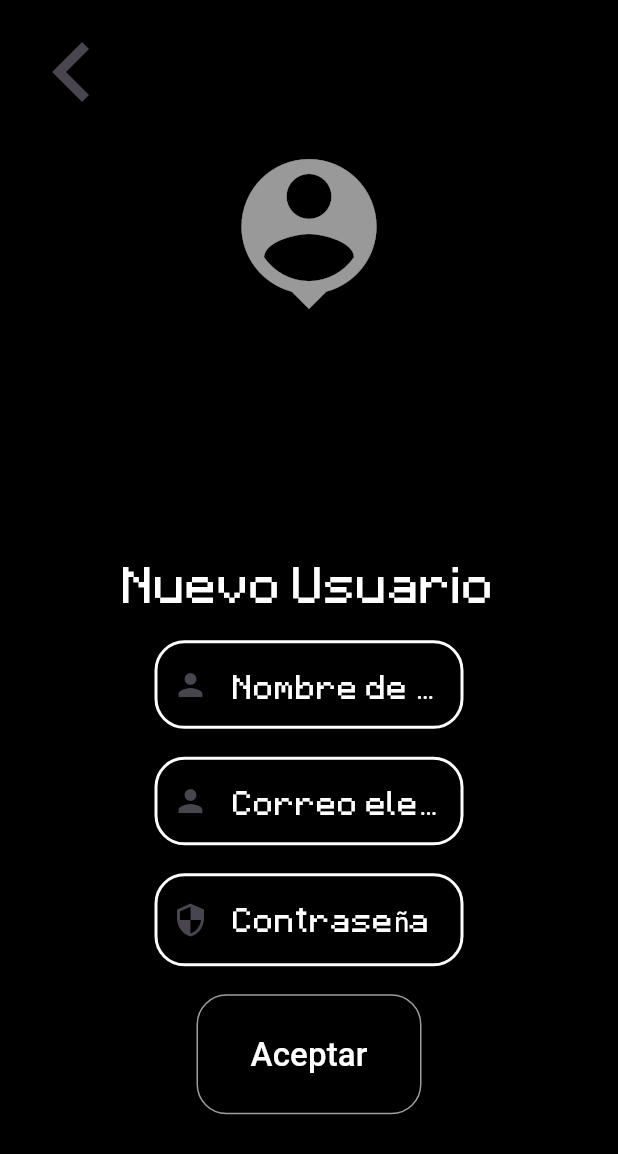
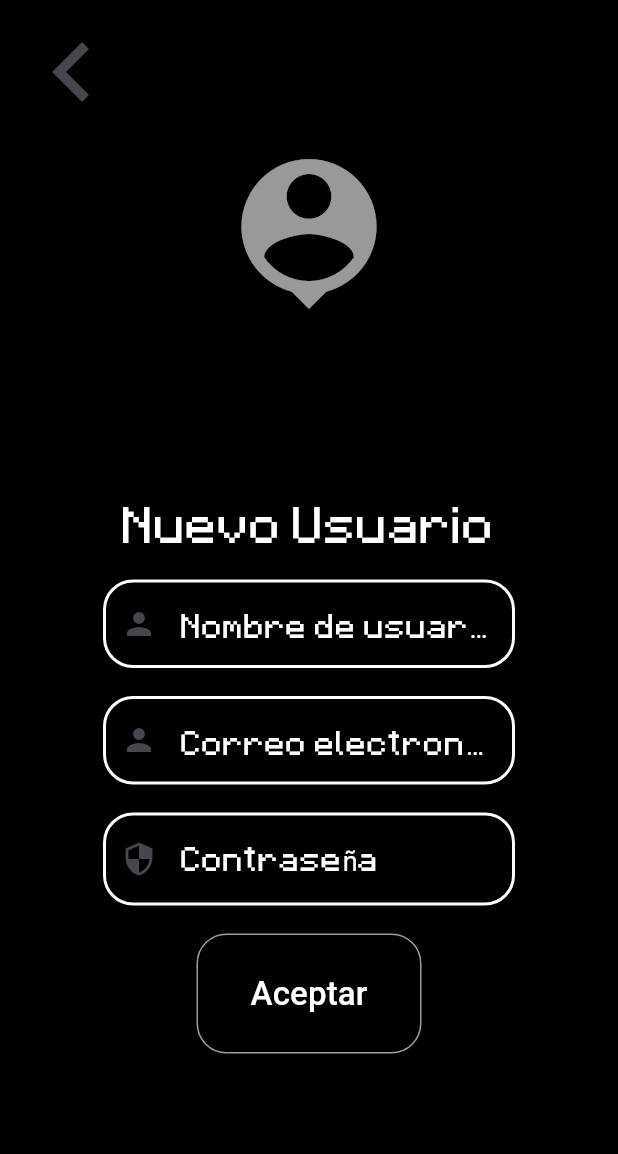
Before and after one commit to miguelotto/app-mensajeria-en-tiempo-real-practica, a Flutter app: the screen it shows after launch, after a tap on "No tienes cuenta? registrate aqui", on a phone screen of 412 x 824 dp. Shown: the top 1154 px of the screen. Run offline on Flutter 3.47's test engine with Material 3 defaults, Android fonts, the light colour scheme and no system bars; our stand-ins replace auto_size_text, supabase_flutter; accounts and stored records are empty; network calls fail.

Commit message:
the end commit

```diff
--- a/lib/main.dart
+++ b/lib/main.dart
@@ -1,3 +1,4 @@
+import 'package:flutter/cupertino.dart';
 import 'package:flutter/material.dart';
 import 'package:preguntame/pages/menu.dart';
 import 'package:preguntame/pages/newUser.dart';
@@ -5,7 +6,7 @@ import 'package:supabase_flutter/supabase_flutter.dart';
 
 /* void main() => runApp(const Login()); */
 
-void main() async {
+Future<void> main() async {
   WidgetsFlutterBinding.ensureInitialized();
 
   await Supabase.initialize(
@@ -29,10 +30,12 @@ class Login extends StatelessWidget {
   }
 }
 
+// ignore: unused_element
 final _stream = Supabase.instance.client;
 TextEditingController correo = TextEditingController();
 TextEditingController password = TextEditingController();
 
+// ignore: camel_case_types
 class login extends StatefulWidget {
   const login({super.key});
 
@@ -40,18 +43,21 @@ class login extends StatefulWidget {
   State<login> createState() => _loginState();
 }
 
+// ignore: camel_case_types
 class _loginState extends State<login> {
   bool _ispressed = false;
   @override
   Widget build(BuildContext context) {
     return Scaffold(
         backgroundColor: const Color.fromRGBO(0, 0, 0, 50),
-      body: Column(
-        children: [
+        body: ListView(
+          children: <Widget>[
+            Column(
+              children: <Widget>[
                 Container(
                   decoration: BoxDecoration(
                     borderRadius: BorderRadius.circular(20),
-              color: Color.fromRGBO(0, 0, 0, 120),
+                    color: const Color.fromRGBO(0, 0, 0, 120),
                   ),
                   width: MediaQuery.of(context).size.width,
                   height: MediaQuery.of(context).size.height / 3,
@@ -63,8 +69,8 @@ class _loginState extends State<login> {
                   )),
                 ),
                 Padding(
-            padding:
-                EdgeInsets.only(top: MediaQuery.of(context).size.height / 11),
+                  padding: EdgeInsets.only(
+                      top: MediaQuery.of(context).size.height / 26),
                   child: Container(
                     decoration: BoxDecoration(
                       borderRadius: BorderRadius.circular(20),
@@ -84,7 +90,7 @@ class _loginState extends State<login> {
                               color: Colors.white),
                         ),
                         SizedBox(
-                    width: MediaQuery.of(context).size.width / 2,
+                          width: MediaQuery.of(context).size.width / 1.50,
                           child: Expanded(
                             child: TextField(
                               controller: correo,
@@ -95,7 +101,8 @@ class _loginState extends State<login> {
                                       borderRadius: BorderRadius.circular(20),
                                       borderSide: const BorderSide(
                                           color: Colors.white, width: 2)),
-                            hintStyle: const TextStyle(color: Colors.white),
+                                  hintStyle:
+                                      const TextStyle(color: Colors.white),
                                   hintText: "Correo electronico",
                                   labelStyle: const TextStyle(
                                       fontFamily: "Minecraft", fontSize: 16),
@@ -112,7 +119,7 @@ class _loginState extends State<login> {
                           ),
                         ),
                         SizedBox(
-                    width: MediaQuery.of(context).size.width / 2,
+                          width: MediaQuery.of(context).size.width / 1.50,
                           child: Expanded(
                             child: TextField(
                               controller: password,
@@ -124,7 +131,8 @@ class _loginState extends State<login> {
                                       borderRadius: BorderRadius.circular(20),
                                       borderSide: const BorderSide(
                                           color: Colors.white, width: 2)),
-                            hintStyle: const TextStyle(color: Colors.white),
+                                  hintStyle:
+                                      const TextStyle(color: Colors.white),
                                   hintText: "Contraseña",
                                   labelStyle: const TextStyle(
                                       fontFamily: "Minecraft", fontSize: 16),
@@ -142,11 +150,12 @@ class _loginState extends State<login> {
                         ),
                         ElevatedButton(
                             style: ElevatedButton.styleFrom(
-                          fixedSize: Size(150, 80),
-                          side: BorderSide(color: Colors.grey),
+                                fixedSize: const Size(150, 80),
+                                side: const BorderSide(color: Colors.grey),
                                 shape: RoundedRectangleBorder(
                                     borderRadius: BorderRadius.circular(20)),
-                          backgroundColor: Color.fromARGB(0, 0, 0, 120)),
+                                backgroundColor:
+                                    const Color.fromARGB(0, 0, 0, 120)),
                             onPressed: () {
                               setState(() {
                                 _buscar(context, correo, password);
@@ -172,7 +181,8 @@ class _loginState extends State<login> {
                             },
                             child: const Text(
                               "Aceptar",
-                        style: TextStyle(color: Colors.white, fontSize: 22),
+                              style:
+                                  TextStyle(color: Colors.white, fontSize: 22),
                             )),
                         GestureDetector(
                           onTapDown: (details) => setState(() {
@@ -182,17 +192,24 @@ class _loginState extends State<login> {
                             _ispressed = false;
                           }),
                           onTap: () {
-                      Navigator.push(context,
-                          MaterialPageRoute(builder: (context) => (user())));
+                            Navigator.push(
+                                context,
+                                MaterialPageRoute(
+                                    builder: (context) => (const user())));
                           },
+                          child: Padding(
+                            padding: EdgeInsets.only(
+                                left: MediaQuery.of(context).size.width / 10),
                             child: Text(
                               "No tienes cuenta? registrate aqui",
                               style: TextStyle(
-                          color: _ispressed ? Colors.grey : Colors.white,
+                                  color:
+                                      _ispressed ? Colors.grey : Colors.white,
                                   decoration: TextDecoration.underline,
                                   fontFamily: "Minecraft",
                                   fontWeight: FontWeight.bold,
-                          fontSize: 20),
+                                  fontSize: 22),
+                            ),
                           ),
                         )
                       ],
@@ -201,7 +218,8 @@ class _loginState extends State<login> {
                 )
               ],
             ),
-    );
+          ],
+        ));
   }
 }
 
@@ -216,7 +234,7 @@ void mensaje(BuildContext context, final mensaje) {
               onPressed: () {
                 Navigator.of(context).pop();
               },
-              child: Text("Aceptar"))
+              child: const Text("Aceptar"))
         ],
       );
     },
@@ -225,13 +243,14 @@ void mensaje(BuildContext context, final mensaje) {
 
 Future<void> _buscar(BuildContext context, TextEditingController correo,
     TextEditingController password) async {
-  String Mensaje = "";
   final supabase = Supabase.instance.client;
-  final _Correo = await supabase.from('usuario').select();
+  // ignore: non_constant_identifier_names
+  final Correo = await supabase.from('usuario').select();
   int i = 0;
   bool xd = true;
 
-  final usuario = _Correo.toList();
+  final usuario = Correo.toList();
+  // ignore: non_constant_identifier_names
   int id_usuario = 0;
   while (xd == true) {
     try {
@@ -246,16 +265,17 @@ Future<void> _buscar(BuildContext context, TextEditingController correo,
       }
     } catch (e) {
       showDialog(
+        // ignore: use_build_context_synchronously
         context: context,
         builder: (context) {
           return AlertDialog(
-            title: Text("Correo o contraseña incorrectos"),
+            title: const Text("Correo o contraseña incorrectos"),
             actions: [
               TextButton(
                   onPressed: () {
                     Navigator.of(context).pop();
                   },
-                  child: Text("Aceptar"))
+                  child: const Text("Aceptar"))
             ],
           );
         },
--- a/lib/pages/newUser.dart
+++ b/lib/pages/newUser.dart
@@ -1,3 +1,5 @@
+// ignore_for_file: unused_local_variable
+
 import 'package:flutter/material.dart';
 import 'package:preguntame/main.dart';
 
@@ -13,12 +15,13 @@ void main() async {
     anonKey:
         'eyJhbGciOiJIUzI1NiIsInR5cCI6IkpXVCJ9.eyJpc3MiOiJzdXBhYmFzZSIsInJlZiI6ImNtbGVubnNzeGVndGtlbXlxcGRhIiwicm9sZSI6ImFub24iLCJpYXQiOjE3MTE1NDg4MDQsImV4cCI6MjAyNzEyNDgwNH0.qY8wkhs-JPlm6Ahwtd-QHBMvvLkzumn5uTIQbkhm2RM',
   );
-  runApp(user());
+  runApp(const user());
 // ignore: camel_case_types
 }
 
+// ignore: camel_case_types
 class user extends StatelessWidget {
-  user({super.key});
+  const user({super.key});
 
   @override
   Widget build(BuildContext context) {
@@ -41,12 +44,15 @@ class NewUser extends StatefulWidget {
   State<NewUser> createState() => _loginState();
 }
 
+// ignore: camel_case_types
 class _loginState extends State<NewUser> {
   @override
   Widget build(BuildContext context) {
     return Scaffold(
         backgroundColor: const Color.fromRGBO(0, 0, 0, 50),
-      body: Column(
+        body: ListView(
+          children: <Widget>[
+            Column(
               children: [
                 Container(
                   decoration: BoxDecoration(
@@ -84,8 +90,8 @@ class _loginState extends State<NewUser> {
                   ),
                 ),
                 Padding(
-            padding:
-                EdgeInsets.only(top: MediaQuery.of(context).size.height / 11),
+                  padding: EdgeInsets.only(
+                      top: MediaQuery.of(context).size.height / 24),
                   child: Container(
                     decoration: BoxDecoration(
                       borderRadius: BorderRadius.circular(20),
@@ -105,7 +111,7 @@ class _loginState extends State<NewUser> {
                               color: Colors.white),
                         ),
                         SizedBox(
-                    width: MediaQuery.of(context).size.width / 2,
+                          width: MediaQuery.of(context).size.width / 1.50,
                           child: Expanded(
                             child: TextField(
                               controller: username,
@@ -116,7 +122,8 @@ class _loginState extends State<NewUser> {
                                       borderRadius: BorderRadius.circular(20),
                                       borderSide: const BorderSide(
                                           color: Colors.white, width: 2)),
-                            hintStyle: const TextStyle(color: Colors.white),
+                                  hintStyle:
+                                      const TextStyle(color: Colors.white),
                                   hintText: "Nombre de usuario",
                                   labelStyle: const TextStyle(
                                       fontFamily: "Minecraft", fontSize: 16),
@@ -133,7 +140,7 @@ class _loginState extends State<NewUser> {
                           ),
                         ),
                         SizedBox(
-                    width: MediaQuery.of(context).size.width / 2,
+                          width: MediaQuery.of(context).size.width / 1.50,
                           child: Expanded(
                             child: TextField(
                               controller: correo,
@@ -144,7 +151,8 @@ class _loginState extends State<NewUser> {
                                       borderRadius: BorderRadius.circular(20),
                                       borderSide: const BorderSide(
                                           color: Colors.white, width: 2)),
-                            hintStyle: const TextStyle(color: Colors.white),
+                                  hintStyle:
+                                      const TextStyle(color: Colors.white),
                                   hintText: "Correo electronico",
                                   labelStyle: const TextStyle(
                                       fontFamily: "Minecraft", fontSize: 16),
@@ -161,7 +169,7 @@ class _loginState extends State<NewUser> {
                           ),
                         ),
                         SizedBox(
-                    width: MediaQuery.of(context).size.width / 2,
+                          width: MediaQuery.of(context).size.width / 1.50,
                           child: Expanded(
                             child: TextField(
                               controller: password,
@@ -173,7 +181,8 @@ class _loginState extends State<NewUser> {
                                       borderRadius: BorderRadius.circular(20),
                                       borderSide: const BorderSide(
                                           color: Colors.white, width: 2)),
-                            hintStyle: const TextStyle(color: Colors.white),
+                                  hintStyle:
+                                      const TextStyle(color: Colors.white),
                                   hintText: "Contraseña",
                                   labelStyle: const TextStyle(
                                       fontFamily: "Minecraft", fontSize: 16),
@@ -195,7 +204,8 @@ class _loginState extends State<NewUser> {
                                 side: const BorderSide(color: Colors.grey),
                                 shape: RoundedRectangleBorder(
                                     borderRadius: BorderRadius.circular(20)),
-                          backgroundColor: const Color.fromARGB(0, 0, 0, 120)),
+                                backgroundColor:
+                                    const Color.fromARGB(0, 0, 0, 120)),
                             onPressed: () {
                               setState(() {
                                 _Buscar(context, correo, password, username);
@@ -221,7 +231,8 @@ class _loginState extends State<NewUser> {
                             },
                             child: const Text(
                               "Aceptar",
-                        style: TextStyle(color: Colors.white, fontSize: 22),
+                              style:
+                                  TextStyle(color: Colors.white, fontSize: 22),
                             )),
                       ],
                     ),
@@ -229,21 +240,23 @@ class _loginState extends State<NewUser> {
                 )
               ],
             ),
-    );
+          ],
+        ));
   }
 }
 
+// ignore: non_constant_identifier_names
 Future<void> _Buscar(BuildContext context, TextEditingController correo,
     TextEditingController password, TextEditingController username) async {
   final supabase = Supabase.instance.client;
-  final _usuario = await supabase
+/*   final _usuario = await supabase
       .from('usuario')
       .select()
       .eq('nombre_usuario', username.text.toString());
   final _correo = await supabase
       .from('usuario')
       .select()
-      .eq('correo', correo.text.toString());
+      .eq('correo', correo.text.toString()); */
 
   // final _insercion = Supabase.instance.client;
 
```
Also changed, not shown: lib/pages/menu.dart (+26 -32 lines), lib/pages/sendQuestion.dart (+12 -1 lines), 2 other files. Lines whose indentation alone changed are shown as unchanged.
